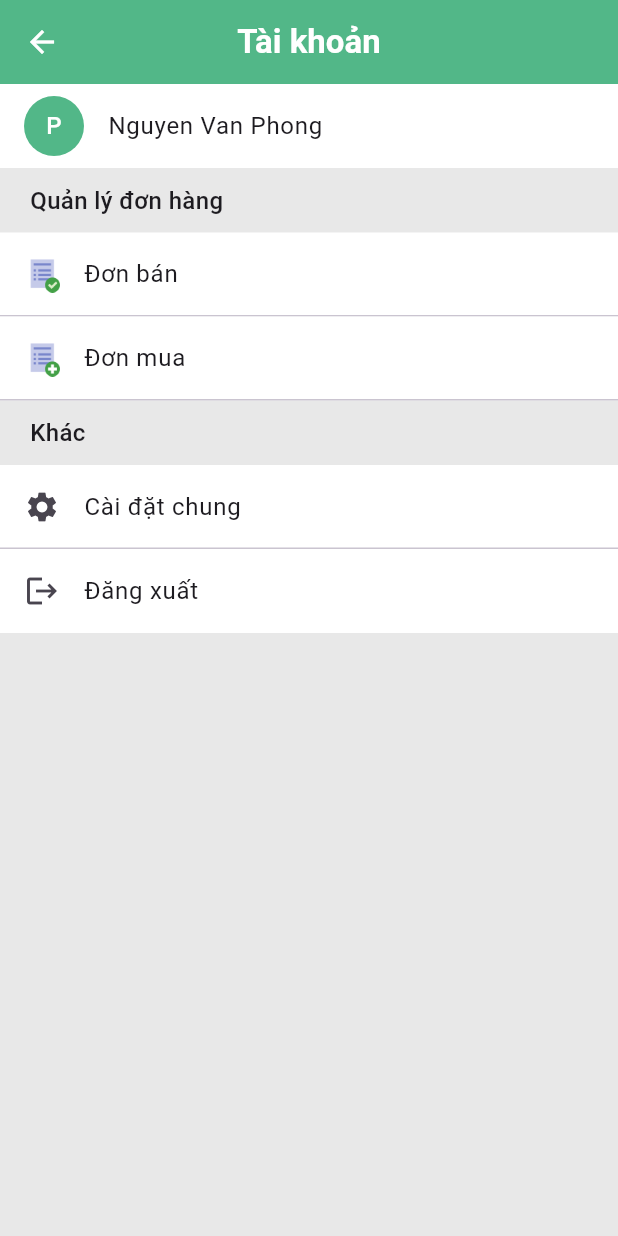
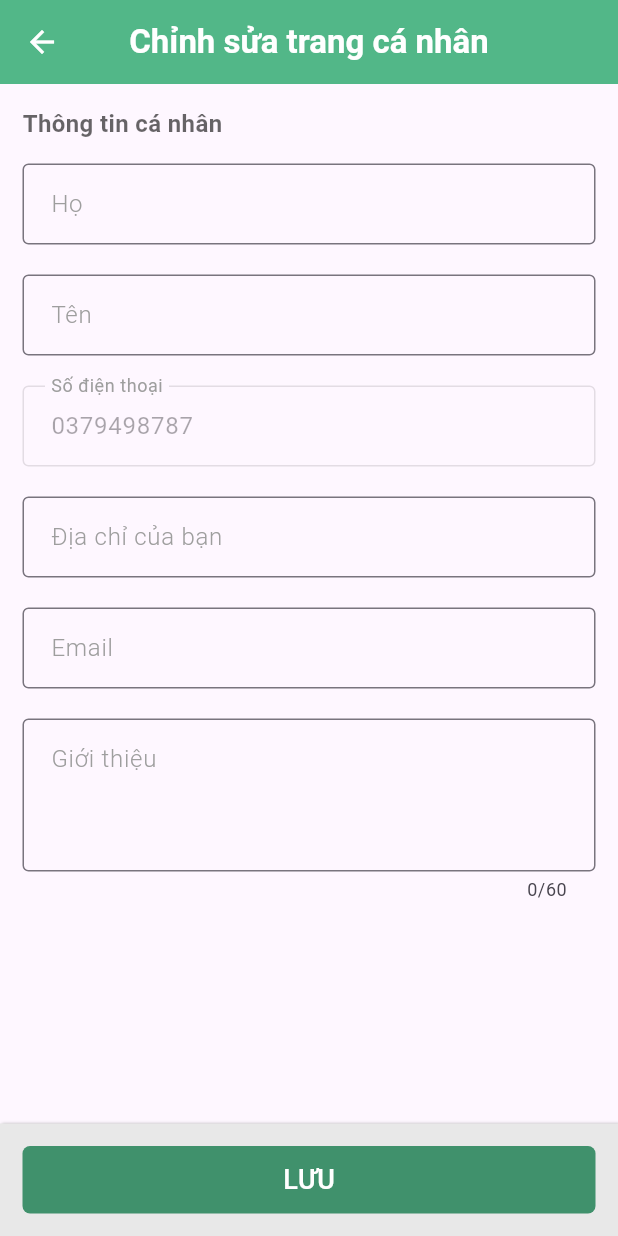
Before and after one commit to Windyyyyyyyyy/Flutter_Project, a Flutter app: the MyAccountWidget screen opened directly, after a tap on "Cài đặt chung", on a phone screen of 412 x 824 dp. Run offline on Flutter 3.47's test engine with Material 3 defaults, Android fonts, the phone set to English and light mode, and no system bars; our stand-ins replace carousel_slider.

Commit message:
add edit personal info screen (not yet)

```diff
--- /dev/null
+++ b/lib/src/screens/edit_personal_info/edit_personal_info.dart
@@ -0,0 +1,281 @@
+import 'package:flutter/material.dart';
+import 'package:flutter/services.dart';
+import 'package:market_place/src/config/color_constants.dart';
+
+class EditPersonalInfo extends StatefulWidget {
+  const EditPersonalInfo({super.key});
+
+  @override
+  State<EditPersonalInfo> createState() => _EditPersonalInfoState();
+}
+
+class _EditPersonalInfoState extends State<EditPersonalInfo> {
+  @override
+  Widget build(BuildContext context) {
+    return Scaffold(
+      appBar: AppBar(
+        systemOverlayStyle: const SystemUiOverlayStyle(
+          statusBarColor: ColorConstants.green_600,
+        ),
+        title: const Text(
+          "Chỉnh sửa trang cá nhân",
+          style: TextStyle(
+            fontSize: 22,
+            fontWeight: FontWeight.w700,
+          ),
+        ),
+        centerTitle: true,
+        foregroundColor: ColorConstants.white,
+        backgroundColor: ColorConstants.green_500,
+      ),
+      body: SingleChildScrollView(
+        child: Padding(
+          padding: const EdgeInsets.all(15.0),
+          child: Column(
+            crossAxisAlignment: CrossAxisAlignment.start,
+            children: [
+              Text(
+                "Thông tin cá nhân",
+                style: TextStyle(
+                  fontSize: 16,
+                  fontWeight: FontWeight.w700,
+                  color: Colors.black.withOpacity(0.6),
+                ),
+              ),
+
+              //Last Name
+              Padding(
+                padding: const EdgeInsets.only(top: 15.0),
+                child: TextField(
+                  decoration: InputDecoration(
+                    border: const OutlineInputBorder(),
+                    labelText: 'Họ',
+                    contentPadding: const EdgeInsets.all(15),
+                    labelStyle: const TextStyle(
+                      color: Colors.grey,
+                      fontWeight: FontWeight.w300,
+                    ),
+                    focusedBorder: const OutlineInputBorder(
+                      borderSide: BorderSide(
+                        color: ColorConstants.green_800,
+                        width: 2,
+                      ),
+                    ),
+                    floatingLabelStyle: MaterialStateTextStyle.resolveWith(
+                      (Set<MaterialState> states) {
+                        final Color color =
+                            states.contains(MaterialState.focused)
+                                ? ColorConstants.green_800
+                                : Colors.grey;
+                        return TextStyle(color: color);
+                      },
+                    ),
+                  ),
+                  cursorColor: ColorConstants.green_800,
+                ),
+              ),
+
+              //First Name
+              Padding(
+                padding: const EdgeInsets.only(top: 20.0),
+                child: TextField(
+                  decoration: InputDecoration(
+                    border: const OutlineInputBorder(),
+                    labelText: 'Tên',
+                    contentPadding: const EdgeInsets.all(15),
+                    labelStyle: const TextStyle(
+                      color: Colors.grey,
+                      fontWeight: FontWeight.w300,
+                    ),
+                    focusedBorder: const OutlineInputBorder(
+                      borderSide: BorderSide(
+                        color: ColorConstants.green_800,
+                        width: 2,
+                      ),
+                    ),
+                    floatingLabelStyle: MaterialStateTextStyle.resolveWith(
+                      (Set<MaterialState> states) {
+                        final Color color =
+                            states.contains(MaterialState.focused)
+                                ? ColorConstants.green_800
+                                : Colors.grey;
+                        return TextStyle(color: color);
+                      },
+                    ),
+                  ),
+                  cursorColor: ColorConstants.green_800,
+                ),
+              ),
+
+              //Phone Number
+              Padding(
+                padding: const EdgeInsets.only(top: 20.0),
+                child: TextField(
+                  controller: TextEditingController(text: "0379498787"),
+                  decoration: InputDecoration(
+                    border: const OutlineInputBorder(),
+                    labelText: 'Số điện thoại',
+                    contentPadding: const EdgeInsets.all(15),
+                    labelStyle: const TextStyle(
+                      color: Colors.grey,
+                      fontWeight: FontWeight.w300,
+                    ),
+                    focusedBorder: const OutlineInputBorder(
+                      borderSide: BorderSide(
+                        color: ColorConstants.green_800,
+                        width: 2,
+                      ),
+                    ),
+                    floatingLabelStyle: MaterialStateTextStyle.resolveWith(
+                      (Set<MaterialState> states) {
+                        final Color color =
+                            states.contains(MaterialState.focused)
+                                ? ColorConstants.green_800
+                                : Colors.grey;
+                        return TextStyle(color: color);
+                      },
+                    ),
+                  ),
+                  cursorColor: ColorConstants.green_800,
+                  enabled: false,
+                ),
+              ),
+
+              //Address
+              Padding(
+                padding: const EdgeInsets.only(top: 20.0),
+                child: TextField(
+                  decoration: InputDecoration(
+                    border: const OutlineInputBorder(),
+                    labelText: 'Địa chỉ của bạn',
+                    contentPadding: const EdgeInsets.all(15),
+                    labelStyle: const TextStyle(
+                      color: Colors.grey,
+                      fontWeight: FontWeight.w300,
+                    ),
+                    focusedBorder: const OutlineInputBorder(
+                      borderSide: BorderSide(
+                        color: ColorConstants.green_800,
+                        width: 2,
+                      ),
+                    ),
+                    floatingLabelStyle: MaterialStateTextStyle.resolveWith(
+                      (Set<MaterialState> states) {
+                        final Color color =
+                            states.contains(MaterialState.focused)
+                                ? ColorConstants.green_800
+                                : Colors.grey;
+                        return TextStyle(color: color);
+                      },
+                    ),
+                  ),
+                  cursorColor: ColorConstants.green_800,
+                ),
+              ),
+
+              //Email
+              Padding(
+                padding: const EdgeInsets.only(top: 20.0),
+                child: TextField(
+                  // controller: TextEditingController(text: "0379498787"),
+                  decoration: InputDecoration(
+                    border: const OutlineInputBorder(),
+                    labelText: 'Email',
+                    contentPadding: const EdgeInsets.all(15),
+                    labelStyle: const TextStyle(
+                      color: Colors.grey,
+                      fontWeight: FontWeight.w300,
+                    ),
+                    focusedBorder: const OutlineInputBorder(
+                      borderSide: BorderSide(
+                        color: ColorConstants.green_800,
+                        width: 2,
+                      ),
+                    ),
+                    floatingLabelStyle: MaterialStateTextStyle.resolveWith(
+                      (Set<MaterialState> states) {
+                        final Color color =
+                            states.contains(MaterialState.focused)
+                                ? ColorConstants.green_800
+                                : Colors.grey;
+                        return TextStyle(color: color);
+                      },
+                    ),
+                  ),
+                  cursorColor: ColorConstants.green_800,
+                ),
+              ),
+
+              //Introduction
+              Padding(
+                padding: const EdgeInsets.only(top: 20.0),
+                child: TextField(
+                  decoration: InputDecoration(
+                    alignLabelWithHint: true,
+                    border: const OutlineInputBorder(),
+                    labelText: 'Giới thiệu',
+                    contentPadding: const EdgeInsets.all(15),
+                    labelStyle: const TextStyle(
+                      color: Colors.grey,
+                      fontWeight: FontWeight.w300,
+                    ),
+                    focusedBorder: const OutlineInputBorder(
+                      borderSide: BorderSide(
+                        color: ColorConstants.green_800,
+                        width: 2,
+                      ),
+                    ),
+                    floatingLabelStyle: MaterialStateTextStyle.resolveWith(
+                      (Set<MaterialState> states) {
+                        final Color color =
+                            states.contains(MaterialState.focused)
+                                ? ColorConstants.green_800
+                                : Colors.grey;
+                        return TextStyle(color: color);
+                      },
+                    ),
+                  ),
+                  cursorColor: ColorConstants.green_800,
+                  maxLength: 60,
+                  maxLines: 3,
+                ),
+              ),
+            ],
+          ),
+        ),
+      ),
+      floatingActionButtonLocation: FloatingActionButtonLocation.centerDocked,
+      floatingActionButton: Container(
+        decoration: const BoxDecoration(
+          boxShadow: [
+            BoxShadow(
+              color: Colors.grey,
+              offset: Offset(1.0, 0.0), //(x,y)
+              blurRadius: 1.0,
+            ),
+          ],
+          color: ColorConstants.grey,
+        ),
+        width: (MediaQuery.of(context).size.width),
+        padding: const EdgeInsets.all(15),
+        height: 75,
+        child: FilledButton(
+          style: ButtonStyle(
+            shape: MaterialStateProperty.all<RoundedRectangleBorder>(
+              RoundedRectangleBorder(
+                borderRadius: BorderRadius.circular(5),
+              ),
+            ),
+            backgroundColor:
+                MaterialStateProperty.all<Color>(ColorConstants.green_600),
+          ),
+          onPressed: () {},
+          child: const Text(
+            "LƯU",
+            style: TextStyle(fontSize: 18),
+          ),
+        ),
+      ),
+    );
+  }
+}
--- a/lib/src/screens/my_account/my_account.dart
+++ b/lib/src/screens/my_account/my_account.dart
@@ -1,5 +1,6 @@
 import 'package:flutter/material.dart';
 import 'package:market_place/src/config/color_constants.dart';
+import 'package:market_place/src/screens/edit_personal_info/edit_personal_info.dart';
 import 'package:market_place/src/screens/personal_info/personal_info.dart';
 import 'package:market_place/src/screens/register/register.dart';
 
@@ -96,7 +97,12 @@ class _MyAccountWidgetState extends State<MyAccountWidget> {
                 leading: const Icon(Icons.settings),
                 title: const Text("Cài đặt chung"),
                 tileColor: ColorConstants.white,
-                onTap: () {},
+                onTap: () {
+                  Navigator.push(
+                      context,
+                      MaterialPageRoute(
+                          builder: (context) => const EditPersonalInfo()));
+                },
               ),
             ),
             const Divider(height: 0),
```
